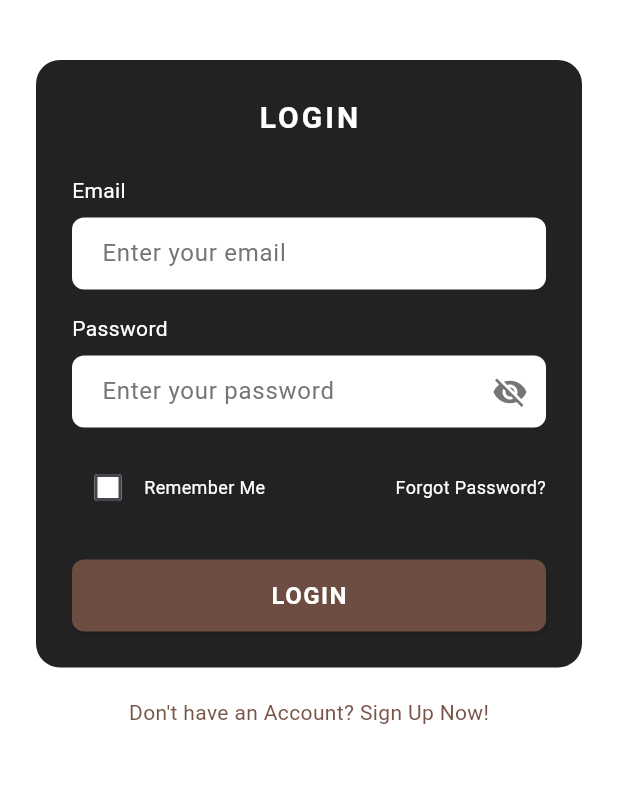
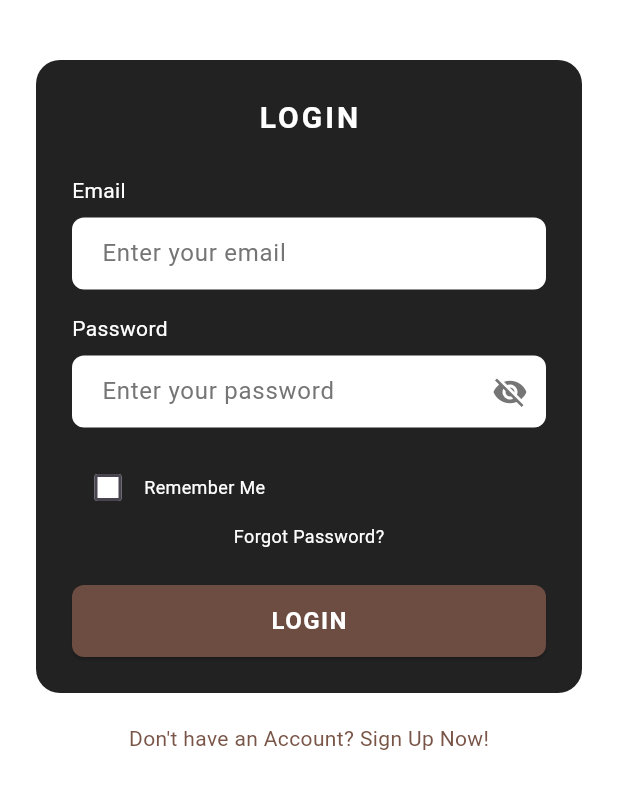
Before and after one commit to christcharlgabales/BillboardTH, a Flutter app: the screen it shows after launch, on a phone screen of 412 x 824 dp, the part 375-1184 px from its top. Run offline on Flutter 3.47's test engine with Material 3 defaults, Android fonts, the phone set to English and light mode, and no system bars; our stand-ins replace geolocator, google_maps_flutter, supabase, supabase_flutter; accounts and stored records are empty; Roboto replaces fonts that are missing (Arial).

Commit message:
fix: adjusted the forgot pass to fix the overflow

```diff
--- a/lib/screens/login_screen.dart
+++ b/lib/screens/login_screen.dart
@@ -3,7 +3,7 @@ import 'package:provider/provider.dart';
 import '../services/auth_service.dart';
 import '../services/supabase_service.dart';
 import 'signup_screen.dart';
-import 'package:supabase/supabase.dart'; // Import Supabase
+import 'package:supabase/supabase.dart';  // Import Supabase
 
 class LoginScreen extends StatefulWidget {
   @override
@@ -237,6 +237,8 @@ class _LoginScreenState extends State<LoginScreen> {
                           },
                         ),
                         SizedBox(height: 16),
+                        Column(
+                          children: [
                             Row(
                               children: [
                                 Checkbox(
@@ -249,7 +251,8 @@ class _LoginScreenState extends State<LoginScreen> {
                                   'Remember Me',
                                   style: TextStyle(color: Colors.white, fontSize: 12),
                                 ),
-                            Spacer(),
+                              ],
+                            ),
                             GestureDetector(
                               onTap: _showForgotPasswordDialog,
                               child: Text(
```
Lines whose indentation alone changed are shown as unchanged.
